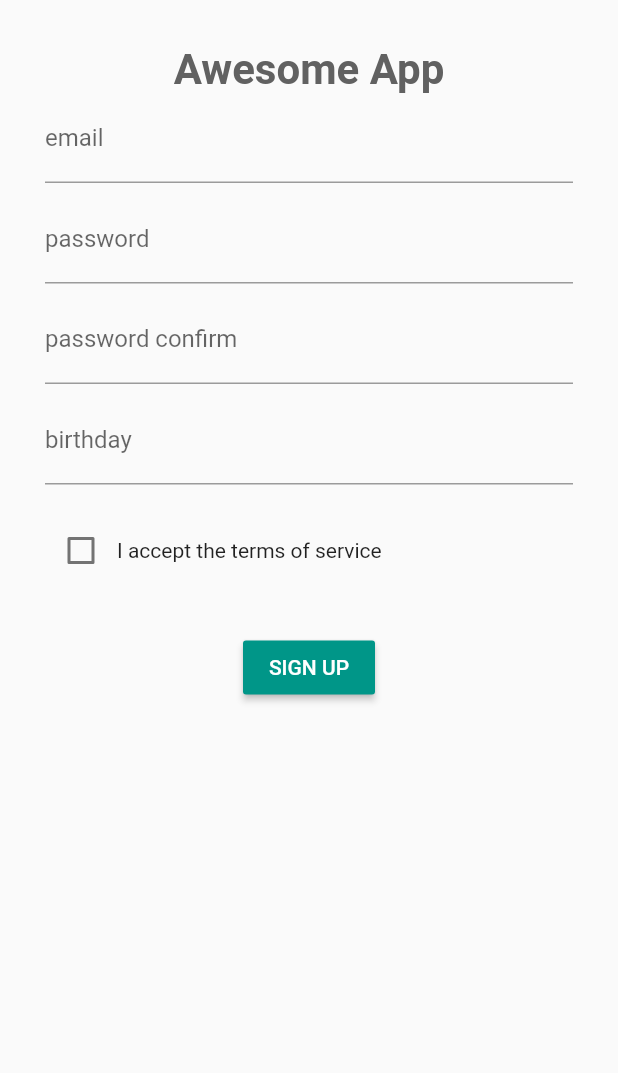
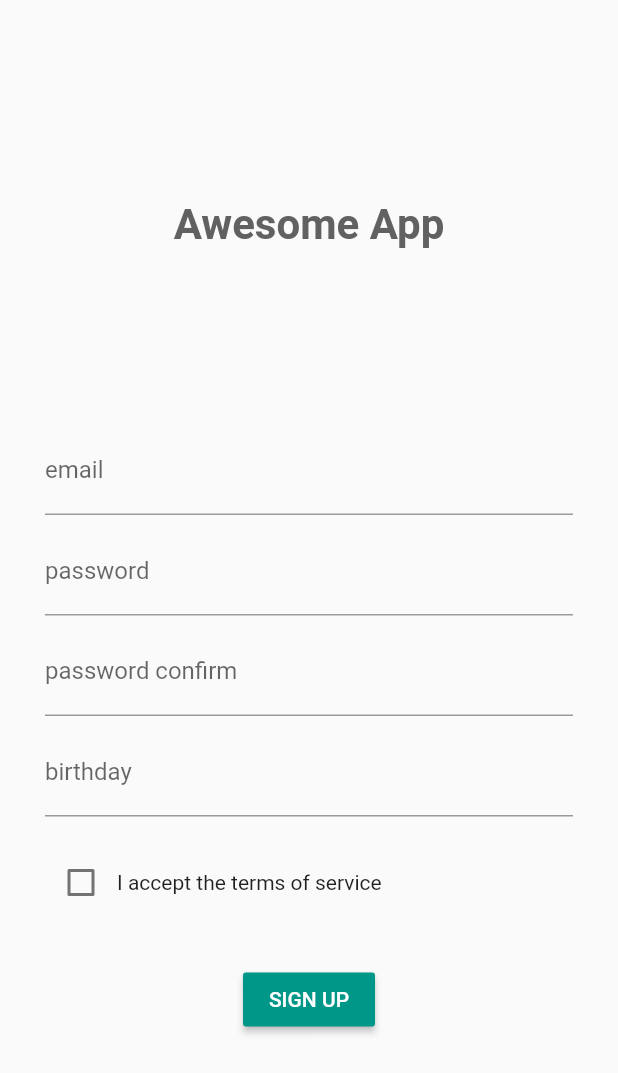
Before and after one commit to kgoon/flutter_bundang, a Flutter app: the screen it shows after launch, on a phone screen of 412 x 824 dp. Shown: the top 1073 px of the screen. Run offline on Flutter 3.47's test engine with Material 2 defaults, Android fonts, the phone set to English and light mode, and no system bars.

Commit message:
SingleChildScrollView 추가 후 스크린 여백 재정리

```diff
--- a/lib/src/sign_up_page.dart
+++ b/lib/src/sign_up_page.dart
@@ -14,9 +14,10 @@ class _SignUpPageState extends State<SignUpPage> {
     return Scaffold(
       body: Container(
         margin: EdgeInsets.all(10.0),
-        child: SingleChildScrollView(
+        child: Center(
           child: Padding(
             padding: const EdgeInsets.all(20.0),
+            child: SingleChildScrollView(
               child: Column(
                 mainAxisAlignment: MainAxisAlignment.spaceEvenly,
                 children: <Widget>[
@@ -27,6 +28,9 @@ class _SignUpPageState extends State<SignUpPage> {
                       fontWeight: FontWeight.bold,
                       color: Colors.grey[700],
                     ),
+                  ),
+                  SizedBox(
+                    height: MediaQuery.of(context).size.height / 7,
                   ),
                   Column(
                     children: <Widget>[
@@ -99,6 +103,7 @@ class _SignUpPageState extends State<SignUpPage> {
             ),
           ),
         ),
+      ),
     );
   }
 }
```
Lines whose indentation alone changed are shown as unchanged.
